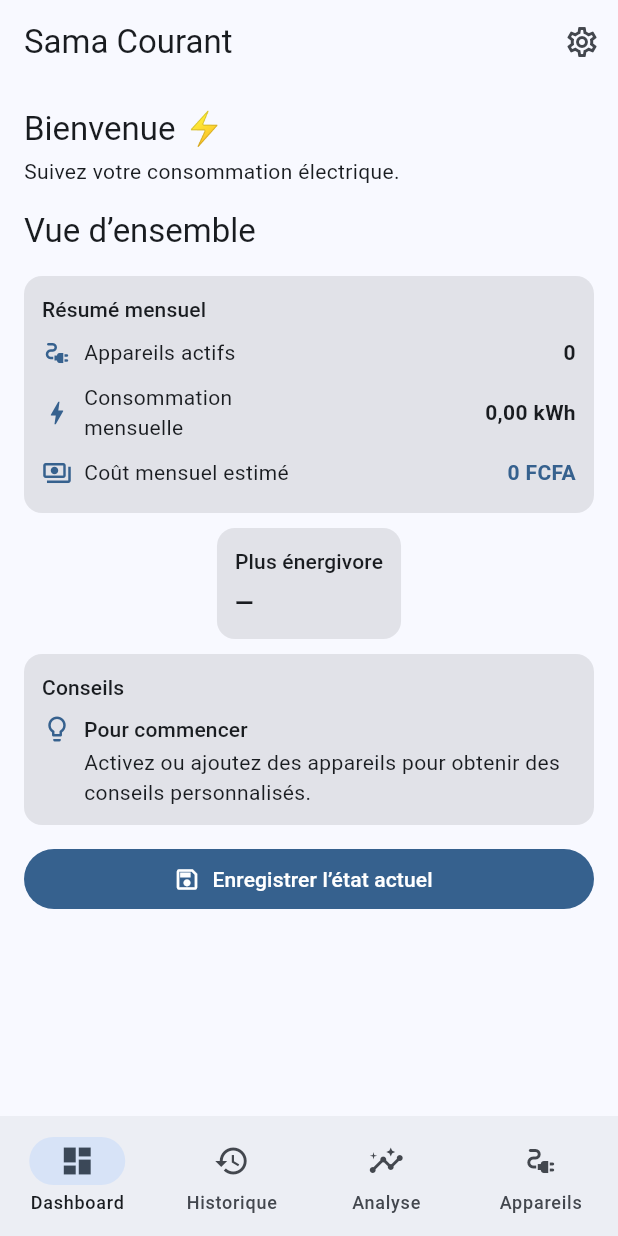
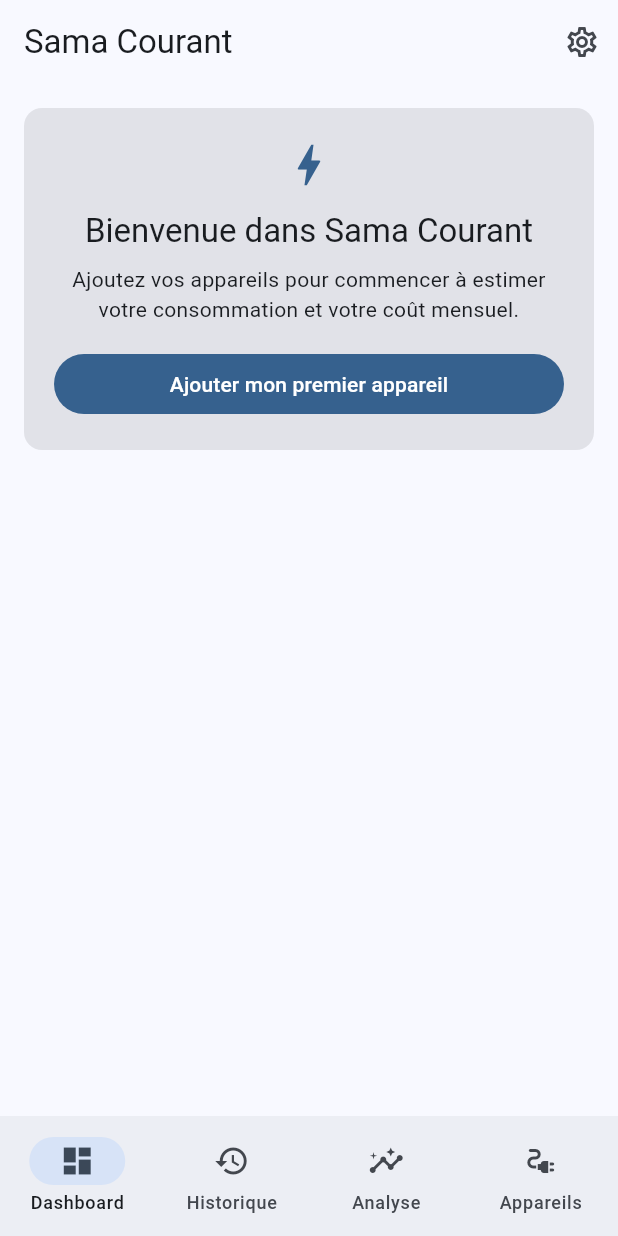
Before and after one commit to ndiayemtr/sama_courant, a Flutter app: the screen it shows after launch, on a phone screen of 412 x 824 dp. Run offline on Flutter 3.47's test engine with Material 3 defaults, Android fonts, the phone set to English and light mode, and no system bars; our stand-ins replace drift, fl_chart, flutter_riverpod, go_router; accounts and stored records are empty; generated files the repository leaves out were written again.

Commit message:
améliorer la première expérience utilisateur sans créer un onboarding lourd

```diff
--- a/lib/features/dashboard/presentation/pages/dashboard_page.dart
+++ b/lib/features/dashboard/presentation/pages/dashboard_page.dart
@@ -78,7 +78,46 @@
       ),
       body: SingleChildScrollView(
         padding: const EdgeInsets.all(16),
+        child:
+            !state.isLoading &&
+                state.errorMessage == null &&
+                state.appliances.isEmpty
+            ? Card.filled(
+                margin: EdgeInsets.zero,
+                child: Padding(
+                  padding: const EdgeInsets.all(20),
                   child: Column(
+                    crossAxisAlignment: CrossAxisAlignment.stretch,
+                    children: [
+                      Icon(
+                        Icons.bolt_outlined,
+                        size: 36,
+                        color: theme.colorScheme.primary,
+                      ),
+                      const SizedBox(height: 12),
+                      Text(
+                        'Bienvenue dans Sama Courant',
+                        textAlign: TextAlign.center,
+                        style: theme.textTheme.titleLarge,
+                      ),
+                      const SizedBox(height: 8),
+                      const Text(
+                        'Ajoutez vos appareils pour commencer à estimer votre consommation et votre coût mensuel.',
+                        textAlign: TextAlign.center,
+                      ),
+                      const SizedBox(height: 16),
+                      FilledButton(
+                        onPressed: () => context.push('/appliances/add'),
+                        child: const Text(
+                          'Ajouter mon premier appareil',
+                          textAlign: TextAlign.center,
+                        ),
+                      ),
+                    ],
+                  ),
+                ),
+              )
+            : Column(
                 crossAxisAlignment: CrossAxisAlignment.start,
                 children: [
                   Text('Bienvenue ⚡', style: theme.textTheme.titleLarge),
@@ -98,8 +137,9 @@
                       children: [
                         const Text('Impossible de charger les appareils.'),
                         TextButton.icon(
-                    onPressed: () =>
-                        ref.read(appliancesProvider.notifier).loadAppliances(),
+                          onPressed: () => ref
+                              .read(appliancesProvider.notifier)
+                              .loadAppliances(),
                           icon: const Icon(Icons.refresh),
                           label: const Text('Réessayer'),
                         ),
@@ -175,8 +215,11 @@
                                         child: Text(
                                           '≈ ${NumberFormat('0.0', 'fr_FR').format(summary.consumptionKwh <= 0 ? 0 : mostConsuming.monthlyConsumptionKwh / summary.consumptionKwh * 100)} % du total',
                                           textAlign: TextAlign.right,
-                                    style: theme.textTheme.bodyMedium?.copyWith(
-                                      color: theme.colorScheme.onSurfaceVariant,
+                                          style: theme.textTheme.bodyMedium
+                                              ?.copyWith(
+                                                color: theme
+                                                    .colorScheme
+                                                    .onSurfaceVariant,
                                               ),
                                         ),
                                       ),
@@ -200,7 +243,8 @@
                           crossAxisAlignment: CrossAxisAlignment.start,
                           children: [
                             Text('Conseils', style: theme.textTheme.titleSmall),
-                      for (final recommendation in summary.recommendations)
+                            for (final recommendation
+                                in summary.recommendations)
                               Padding(
                                 padding: const EdgeInsets.only(top: 8),
                                 child: Row(
@@ -214,7 +258,8 @@
                                     const SizedBox(width: 8),
                                     Expanded(
                                       child: Column(
-                                  crossAxisAlignment: CrossAxisAlignment.start,
+                                        crossAxisAlignment:
+                                            CrossAxisAlignment.start,
                                         children: [
                                           Text(
                                             recommendation.title,
```
Also changed, not shown: 2 other files. Lines whose indentation alone changed are shown as unchanged.
